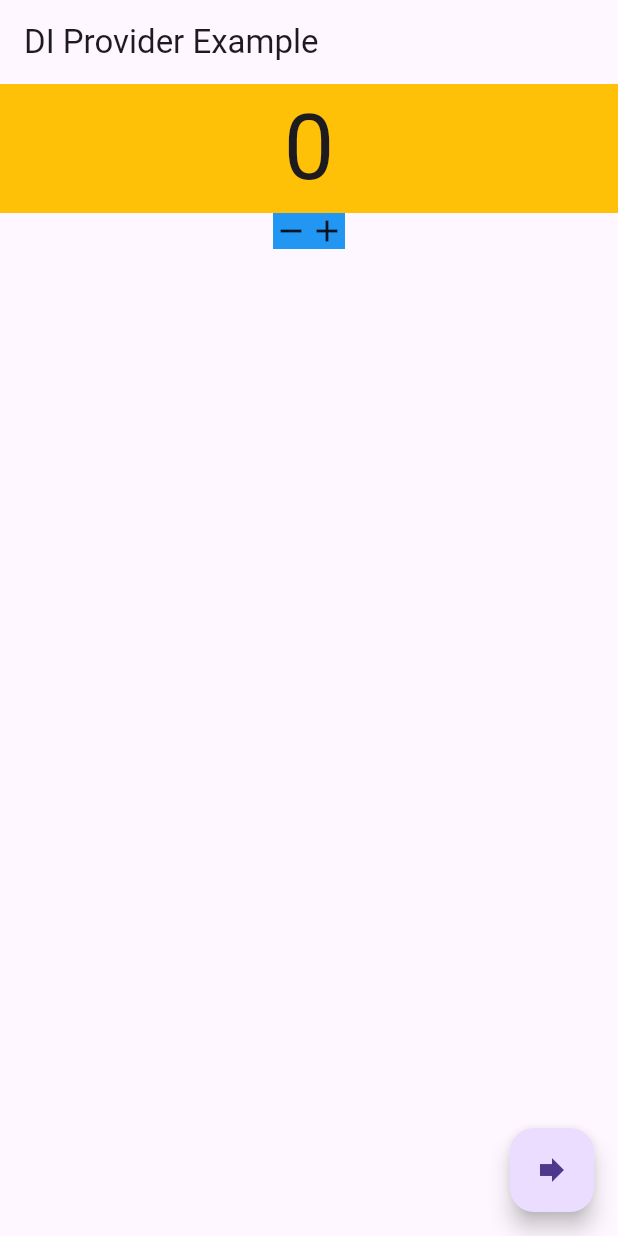
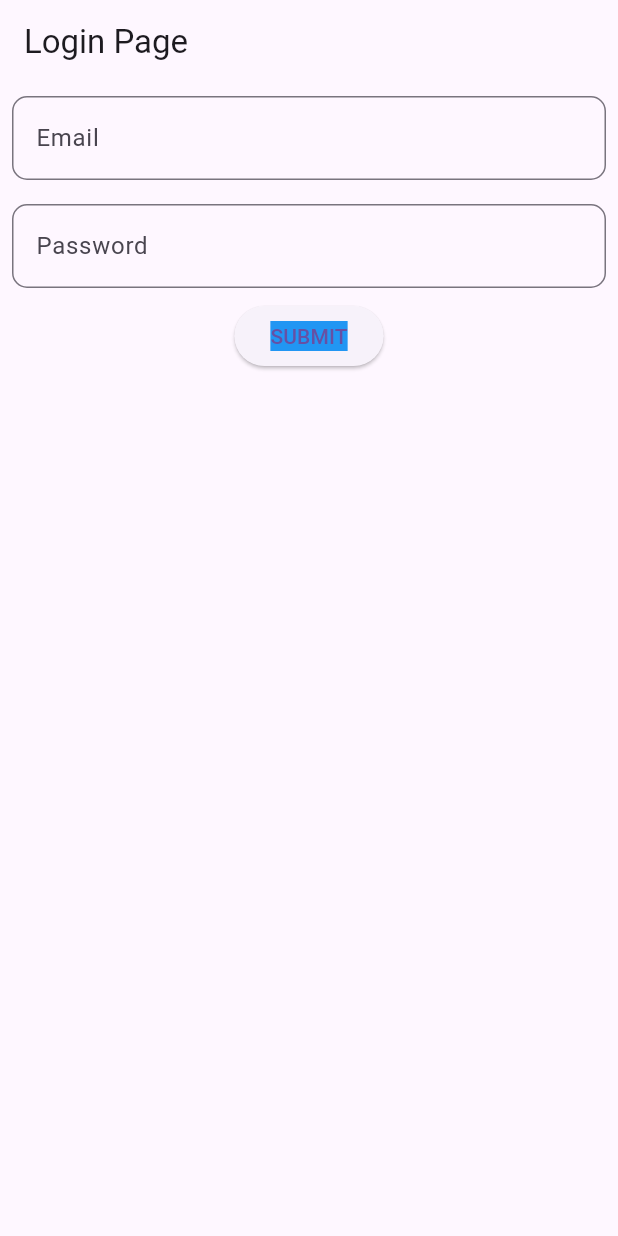
Before and after one commit to rifqirayita8/bloc-new, a Flutter app: the screen it shows after launch, on a phone screen of 412 x 824 dp. Run offline on Flutter 3.47's test engine with Material 3 defaults, Android fonts, the phone set to English and light mode, and no system bars; our stand-ins replace dartz, dio, equatable, flutter_bloc, get_it.

Commit message:
consume with clean arch, bloc, dartz, get_it, equatable

```diff
--- /dev/null
+++ b/lib/core/error/failure.dart
@@ -0,0 +1,5 @@
+class Failure {
+  final String message;
+
+  Failure(this.message);
+}
--- /dev/null
+++ b/lib/features/auth/data/datasources/auth_remote_datasource.dart
@@ -0,0 +1,39 @@
+import 'package:dio/dio.dart';
+import 'package:my_practice_bloc/core/error/exception.dart';
+
+abstract class AuthRemoteDatasource {
+  Future<String> authLogin(String email, String password);
+}
+
+class AuthRemoteDatasourceImpl implements AuthRemoteDatasource {
+  final Dio dio;
+
+  AuthRemoteDatasourceImpl({required this.dio}){
+    dio.options.baseUrl= 'https://sanctum-new-production.up.railway.app/api';
+  }
+
+  @override
+  Future<String> authLogin(String email, String password) async {
+    try {
+      final response= await dio.post(
+        '/login',
+        data: {
+          "email": email,
+          "password": password,
+        }
+      );
+      print(response.data);
+      return response.data['token'];
+    } catch(e) {
+      if (e is DioException && e.response?.statusCode == 401) {
+        throw ServerException(message: e.response?.data['message']);
+      } else if (e is DioException && e.response?.statusCode == 422) {
+        final err= e.response?.data['errors']['email'];
+        if (err != null && err is List) {
+          throw ServerException(message: err.join(', '));
+        }
+      }
+      throw GeneralException(message: 'General Exception');
+    }
+  }
+}
--- /dev/null
+++ b/lib/features/auth/domain/repositories/auth_repository.dart
@@ -0,0 +1,6 @@
+import 'package:dartz/dartz.dart';
+import 'package:my_practice_bloc/core/error/failure.dart';
+
+abstract class AuthRepository {
+  Future<Either<Failure, String>> authLogin(String email, String password);
+}
--- /dev/null
+++ b/lib/features/auth/domain/usecases/user_login.dart
@@ -0,0 +1,13 @@
+import 'package:dartz/dartz.dart';
+import 'package:my_practice_bloc/core/error/failure.dart';
+import 'package:my_practice_bloc/features/auth/domain/repositories/auth_repository.dart';
+
+class UserLogin {
+  final AuthRepository authRepository;
+
+  const UserLogin({required this.authRepository});
+
+  Future<Either<Failure, String>> execute(String email, String password) async {
+    return await authRepository.authLogin(email, password);
+  }
+}
--- /dev/null
+++ b/lib/features/auth/presentation/bloc/auth_bloc.dart
@@ -0,0 +1,23 @@
+import 'package:equatable/equatable.dart';
+import 'package:flutter_bloc/flutter_bloc.dart';
+import 'package:my_practice_bloc/features/auth/domain/usecases/user_login.dart';
+
+part 'auth_event.dart';
+part 'auth_state.dart';
+
+class AuthBloc extends Bloc<AuthEvent, AuthState> {
+  final UserLogin userLogin;
+  AuthBloc(this.userLogin) : super(AuthInitial()) {
+    on<AuthEvent>((_, emit) {
+      emit(AuthLoading());
+    });
+    on<AuthLogin>((event, emit) async {
+      final res= await userLogin.execute(event.email, event.password);
+
+      res.fold(
+        (failure) => emit(AuthFailure(message: failure.message)),
+        (message) => emit(AuthSuccess(message: message))
+      );
+    });
+  }
+}
--- /dev/null
+++ b/lib/features/auth/presentation/bloc/auth_event.dart
@@ -0,0 +1,15 @@
+part of 'auth_bloc.dart';
+
+abstract class AuthEvent extends Equatable {
+  const AuthEvent();
+
+  @override
+  List<Object> get props => [];
+}
+
+final class AuthLogin extends AuthEvent {
+  final String email;
+  final String password;
+
+  const AuthLogin({required this.email, required this.password});
+}
--- /dev/null
+++ b/lib/features/auth/presentation/bloc/auth_state.dart
@@ -0,0 +1,23 @@
+part of 'auth_bloc.dart';
+
+abstract class AuthState extends Equatable {
+  const AuthState();
+
+  @override
+  List<Object> get props => [];
+}
+class AuthInitial extends AuthState {}
+
+class AuthLoading extends AuthState {}
+
+class AuthSuccess extends AuthState {
+  final String message;
+
+  const AuthSuccess({required this.message});
+}
+
+class AuthFailure extends AuthState {
+  final String message;
+
+  const AuthFailure({required this.message});
+}
--- /dev/null
+++ b/lib/features/auth/presentation/pages/login_page.dart
@@ -0,0 +1,75 @@
+import 'package:flutter/material.dart';
+import 'package:flutter_bloc/flutter_bloc.dart';
+import 'package:my_practice_bloc/features/auth/presentation/bloc/auth_bloc.dart';
+import 'package:my_practice_bloc/features/auth/presentation/widgets/custom_text_field.dart';
+
+class LoginPage extends StatelessWidget {
+  const LoginPage({super.key});
+
+  @override
+  Widget build(BuildContext context) {
+    final emailContoller = TextEditingController();
+    final passwordController = TextEditingController();
+    return Scaffold(
+      appBar: AppBar(
+        title: const Text('Login Page'),
+      ),
+      body: BlocConsumer<AuthBloc, AuthState>(
+        listener: (context, state) {
+          if (state is AuthFailure) {
+            ScaffoldMessenger.of(context).showSnackBar(
+              SnackBar(
+                content: Text(state.message),
+                backgroundColor: Colors.red,
+              )
+            );
+          } else if (state is AuthSuccess) {
+            ScaffoldMessenger.of(context).showSnackBar(
+              const SnackBar(
+                content: Text('Login Success'),
+                backgroundColor: Colors.green,
+              )
+            );
+          }
+        },
+        builder: (context, state) {
+          if (state is AuthLoading) {
+            return const Center(
+              child: CircularProgressIndicator(),
+            );
+          }
+          return Center(
+            child: Column(
+              children: [
+                customTextField(
+                  hintText: 'Email',
+                  controller: emailContoller,
+                  isObscure: false
+                ),
+                customTextField(
+                  hintText: 'Password',
+                  controller: passwordController,
+                  isObscure: true
+                ),
+                ElevatedButton(
+                  onPressed: () {
+                    context.read<AuthBloc>().add(AuthLogin(
+                      email: emailContoller.text,
+                      password: passwordController.text
+                    ));
+                  },
+                  child: Container(
+                    color: Colors.blue,
+                    child: const Text(
+                      'SUBMIT'
+                    ),
+                  )
+                )
+              ],
+            )
+          );
+        },
+      ),
+    );
+  }
+}
--- /dev/null
+++ b/lib/features/auth/presentation/widgets/custom_text_field.dart
@@ -0,0 +1,21 @@
+import 'package:flutter/material.dart';
+
+Widget customTextField({
+  required String hintText,
+  required TextEditingController controller,
+  required bool isObscure,
+}) {
+  return Padding(
+    padding: const EdgeInsets.all(8.0),
+    child: TextFormField(
+      controller: controller,
+      obscureText: isObscure,
+      decoration: InputDecoration(
+        hintText: hintText,
+        border: OutlineInputBorder(
+          borderRadius: BorderRadius.circular(10),
+        ),
+      ),
+    ),
+  );
+}
--- a/lib/main.dart
+++ b/lib/main.dart
@@ -5,8 +5,13 @@ import 'package:my_practice_bloc/example/dependency_injection_provider/counter_c
 import 'package:my_practice_bloc/example/dependency_injection_provider/di_provider_example.dart';
 import 'package:my_practice_bloc/example/kue_cubit/cubit_example.dart';
 import 'package:my_practice_bloc/example/stream/stream_example.dart';
+import 'package:my_practice_bloc/features/auth/presentation/bloc/auth_bloc.dart';
+import 'package:my_practice_bloc/features/auth/presentation/pages/login_page.dart';
+import 'package:my_practice_bloc/injection.dart';
 
-void main() {
+void main() async{
+  WidgetsFlutterBinding.ensureInitialized();
+  await init();
   runApp(const MainApp());
 }
 
@@ -15,10 +20,13 @@ class MainApp extends StatelessWidget {
 
   @override
   Widget build(BuildContext context) {
-    return BlocProvider(
-      create: (context) => CounterCubitThree(),
-      child: MaterialApp(
-        home: DiProviderExample(),
+    return MultiBlocProvider(
+      providers: [
+        BlocProvider(create: (context) => CounterCubitThree()),
+        BlocProvider(create: (context) => myInjection<AuthBloc>()),
+      ],
+      child: const MaterialApp(
+        home: LoginPage(),
       ),
     );
   }
--- a/pubspec.yaml
+++ b/pubspec.yaml
@@ -7,9 +7,13 @@ environment:
   sdk: '>=3.4.3 <4.0.0'
 
 dependencies:
+  dartz: ^0.10.1
+  dio: ^5.7.0
+  equatable: ^2.0.5
   flutter:
     sdk: flutter
   flutter_bloc: ^8.1.6
+  get_it: ^7.7.0
 
 dev_dependencies:
   flutter_test:
```
Also changed, not shown: lib/core/error/exception.dart (added, +11 -0 lines), lib/features/auth/data/repositories/auth_repository_impl.dart (added, +24 -0 lines), lib/injection.dart (added, +39 -0 lines), pubspec.lock.
